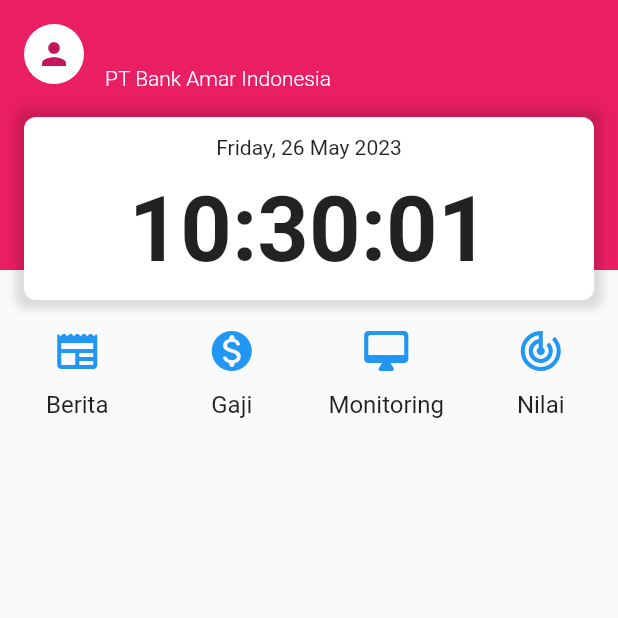
After one commit to rikiyanuar/newapps, a Flutter app: the HomeScreen screen opened directly, on a phone screen of 412 x 824 dp, the top half of it. The commit adds this screen. Run offline on Flutter 3.47's test engine with Material 2 defaults, Android fonts, the phone set to English and light mode, and no system bars; our stand-ins replace firebase_auth, firebase_core; accounts and stored records are empty; network calls fail.

Commit message:
feat: perform check auth, add home screen

```diff
--- /dev/null
+++ b/lib/screen/home_screen.dart
@@ -0,0 +1,173 @@
+// ignore_for_file: use_build_context_synchronously
+
+import 'dart:async';
+
+import 'package:firebase_auth/firebase_auth.dart';
+import 'package:flutter/material.dart';
+import 'package:intl/intl.dart';
+
+import 'splash_screen.dart';
+
+class HomeScreen extends StatefulWidget {
+  const HomeScreen({super.key});
+
+  @override
+  State<HomeScreen> createState() => _HomeScreenState();
+}
+
+class Menu {
+  final IconData icon;
+  final String title;
+
+  Menu(this.icon, this.title);
+}
+
+class _HomeScreenState extends State<HomeScreen> {
+  String _email = "";
+  String _time = "";
+  final menuList = [
+    Menu(Icons.newspaper_rounded, "Berita"),
+    Menu(Icons.monetization_on_rounded, "Gaji"),
+    Menu(Icons.desktop_mac_rounded, "Monitoring"),
+    Menu(Icons.track_changes, "Nilai"),
+  ];
+
+  @override
+  void initState() {
+    _getEmail();
+    _setTime();
+    Timer.periodic(const Duration(seconds: 1), (timer) => _setTime());
+    super.initState();
+  }
+
+  @override
+  Widget build(BuildContext context) {
+    return Scaffold(
+      body: Stack(children: [
+        Container(
+          color: Colors.pink,
+          height: 180,
+          width: double.infinity,
+        ),
+        Column(children: [
+          SizedBox(height: MediaQuery.of(context).padding.top + 12),
+          _buildNameWidget(),
+          _buildCardWidget(),
+          GridView.count(
+            crossAxisCount: 4,
+            shrinkWrap: true,
+            children: menuList
+                .map((menu) => _buildMenuWidget(menu.icon, menu.title))
+                .toList(),
+          ),
+        ])
+      ]),
+    );
+  }
+
+  Column _buildMenuWidget(
+    IconData icon,
+    String title,
+  ) {
+    return Column(children: [
+      Icon(
+        icon,
+        size: 32,
+        color: Colors.blue,
+      ),
+      const SizedBox(height: 10),
+      Text(
+        title,
+        style: const TextStyle(fontSize: 16),
+      ),
+    ]);
+  }
+
+  Container _buildCardWidget() {
+    return Container(
+      decoration: BoxDecoration(
+        color: Colors.white,
+        borderRadius: BorderRadius.circular(8),
+        boxShadow: const [
+          BoxShadow(
+            color: Colors.black12,
+            spreadRadius: 6,
+            blurRadius: 4,
+          )
+        ],
+      ),
+      width: double.infinity,
+      padding: const EdgeInsets.symmetric(horizontal: 16, vertical: 12),
+      margin: const EdgeInsets.symmetric(horizontal: 16, vertical: 18),
+      child: Column(children: [
+        Text(_format("EEEE, dd MMM yyyy")),
+        const SizedBox(height: 12),
+        Text(
+          _time,
+          style: const TextStyle(
+            fontSize: 60,
+            fontWeight: FontWeight.w700,
+          ),
+        ),
+      ]),
+    );
+  }
+
+  String _format(String pattern) {
+    final format = DateFormat(pattern);
+    return format.format(DateTime.now());
+  }
+
+  _setTime() {
+    setState(() {
+      _time = _format("HH:mm:ss");
+    });
+  }
+
+  Widget _buildNameWidget() {
+    return Padding(
+      padding: const EdgeInsets.symmetric(horizontal: 16),
+      child: Row(children: [
+        const CircleAvatar(
+          backgroundColor: Colors.white,
+          child: Icon(Icons.person),
+        ),
+        const SizedBox(width: 14),
+        Column(crossAxisAlignment: CrossAxisAlignment.start, children: [
+          Text(
+            _email,
+            style: const TextStyle(
+              color: Colors.white,
+              fontSize: 24,
+              fontWeight: FontWeight.w600,
+            ),
+          ),
+          const SizedBox(height: 4),
+          const Text(
+            "PT Bank Amar Indonesia",
+            style: TextStyle(
+              color: Colors.white,
+              fontWeight: FontWeight.w300,
+            ),
+          ),
+        ]),
+      ]),
+    );
+  }
+
+  logout() async {
+    await FirebaseAuth.instance.signOut();
+    Navigator.pushAndRemoveUntil(
+      context,
+      MaterialPageRoute(
+        builder: (context) => const SplashScreen(),
+      ),
+      (route) => false,
+    );
+  }
+
+  _getEmail() {
+    final auth = FirebaseAuth.instance.currentUser;
+    _email = auth!.email!;
+  }
+}
--- a/pubspec.yaml
+++ b/pubspec.yaml
@@ -13,6 +13,7 @@ dependencies:
   cupertino_icons: ^1.0.2
   firebase_core: ^2.11.0
   firebase_auth: ^4.5.0
+  intl: ^0.18.1
 
 dev_dependencies:
   flutter_test:
```
Also changed, not shown: lib/app_constant.dart (deleted, +0 -7 lines), lib/main.dart (+4 -4 lines), lib/screen/login_screen.dart (renamed from lib/login_screen.dart, +10 -2 lines), lib/screen/register_screen.dart (renamed from lib/register_screen.dart, +11 -3 lines), lib/screen/splash_screen.dart (added, +54 -0 lines), lib/splash_screen.dart (deleted, +0 -41 lines), lib/utils/app_constant.dart (added, +11 -0 lines), pubspec.lock.
